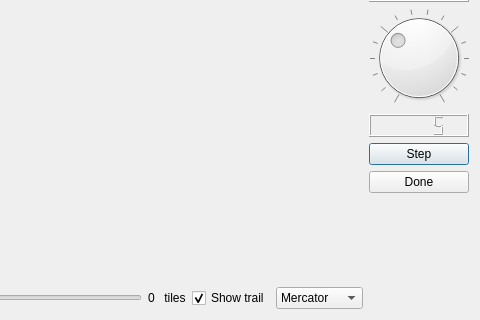
tps12/Tec-Nine, file move.ui: the form before one commit; both pictures show x 169 to 649 and y 166 to 486 of the 649 by 486 pixel window.
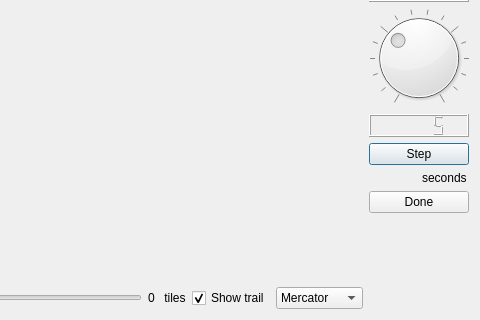
The form after the commit.

Commit message: Show elapsed time for each step.

Diff of the .ui file:
```diff
--- a/move.ui
+++ b/move.ui
@@ -177,6 +177,27 @@
        </property>
       </widget>
      </item>
+     <item>
+      <layout class="QHBoxLayout" name="horizontalLayout_3">
+       <property name="topMargin">
+        <number>0</number>
+       </property>
+       <item>
+        <widget class="QLabel" name="time">
+         <property name="text">
+          <string/>
+         </property>
+        </widget>
+       </item>
+       <item>
+        <widget class="QLabel" name="label_2">
+         <property name="text">
+          <string>seconds</string>
+         </property>
+        </widget>
+       </item>
+      </layout>
+     </item>
      <item>
       <widget class="QPushButton" name="done">
        <property name="text">
```
The commit also changes 2 other files.
